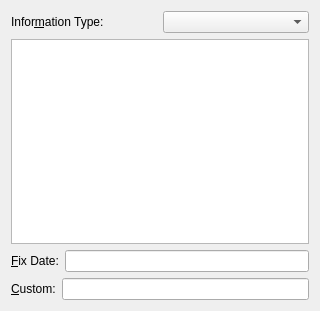
Old version of the form src/frontends/qt/ui/InfoUi.ui in the repository cburschka/lyx.
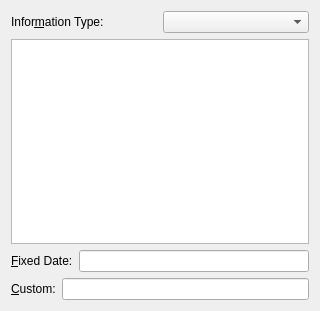
New version of the form.

Commit message: Infoinset - better specification of few strings

What changed in the file:
```diff
--- a/src/frontends/qt/ui/InfoUi.ui
+++ b/src/frontends/qt/ui/InfoUi.ui
@@ -46,7 +46,7 @@
      <item>
       <widget class="QLabel" name="fixDateLA">
        <property name="text">
-        <string>&amp;Fix Date:</string>
+        <string>&amp;Fixed Date:</string>
        </property>
        <property name="buddy">
         <cstring>fixDateLE</cstring>
```
Left out of the diff: 2 changed lines with no effect on the pictures. The commit also changes 2 other files.
